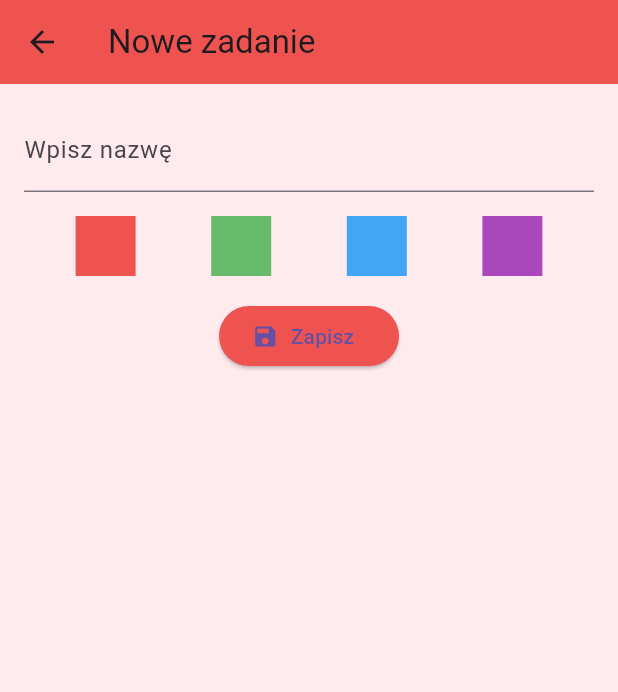
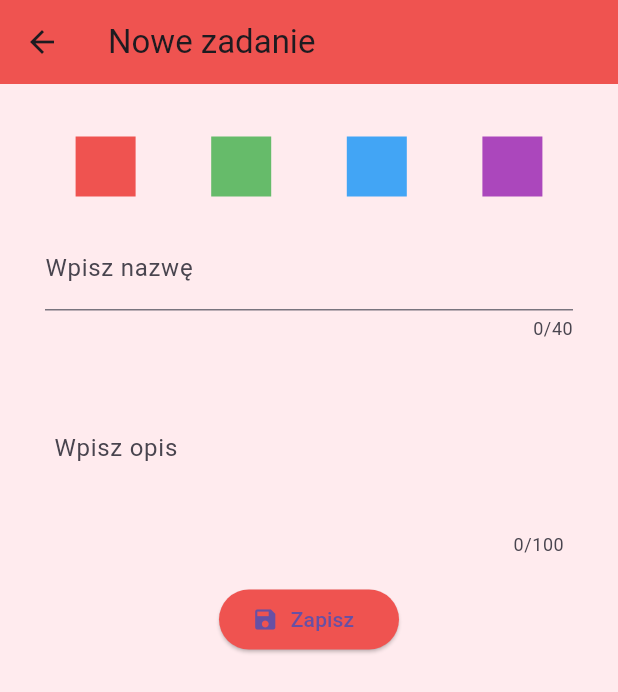
Before and after one commit to Norbit4/todo_app, a Flutter app: the CreateNoteScreen screen opened directly with empty values, on a phone screen of 412 x 824 dp. Shown: the top 692 px of the screen. Run offline on Flutter 3.47's test engine with Material 3 defaults, Android fonts, the phone set to English and light mode, and no system bars; our stand-ins replace hive, hive_flutter, shared_preferences; accounts and stored records are empty.

Commit message:
text input + fix name

```diff
--- a/lib/main.dart
+++ b/lib/main.dart
@@ -20,22 +20,22 @@ void main() async {
     initialRoute = '/';
   }
 
-  runApp(MyApp(initialRoute: initialRoute, name: name ?? ''));
+  runApp(MyApp(
+    initialRoute: initialRoute,
+  ));
 }
 
 class MyApp extends StatelessWidget {
   final String initialRoute;
-  final String name;
 
-  const MyApp({Key? key, required this.initialRoute, required this.name})
-      : super(key: key);
+  const MyApp({Key? key, required this.initialRoute}) : super(key: key);
 
   @override
   Widget build(BuildContext context) {
     return MaterialApp(
       initialRoute: initialRoute,
       routes: {
-        '/': (context) => MainScreen(name: name),
+        '/': (context) => const MainScreen(),
         '/name': (context) => const NameScreen(),
         '/note': (context) => const CreateNoteScreen(),
       },
--- a/lib/screen/note_screen.dart
+++ b/lib/screen/note_screen.dart
@@ -9,12 +9,15 @@ class CreateNoteScreen extends StatefulWidget {
 
 class CreateNoteScreenState extends State<CreateNoteScreen> {
   String _title = '';
+  String _text = '';
   Color? _backgroundColor = Colors.red[50];
   Color? _appBarColor = Colors.red[400];
+  TextEditingController textController = TextEditingController();
+  TextEditingController titleController = TextEditingController();
 
   Widget colorButton(Color? backgroundColor, Color? appBarColor) {
     return GestureDetector(
-      onTap: () {
+      onTap: () async {
         setState(() {
           _backgroundColor = backgroundColor;
           _appBarColor = appBarColor;
@@ -30,6 +33,9 @@ class CreateNoteScreenState extends State<CreateNoteScreen> {
 
   @override
   Widget build(BuildContext context) {
+    int maxLengthText = 100;
+    int maxLengthTitle = 40;
+
     final Function createNote =
         ModalRoute.of(context)!.settings.arguments as Function;
     return Scaffold(
@@ -40,17 +46,7 @@ class CreateNoteScreenState extends State<CreateNoteScreen> {
       ),
       body: Column(
         children: <Widget>[
-          Padding(
-            padding: const EdgeInsets.all(16.0),
-            child: TextField(
-              onChanged: (text) {
-                setState(() {
-                  _title = text;
-                });
-              },
-              decoration: const InputDecoration(labelText: 'Wpisz nazwę'),
-            ),
-          ),
+          const SizedBox(height: 35.0),
           Row(
             mainAxisAlignment: MainAxisAlignment.spaceEvenly,
             children: <Widget>[
@@ -60,12 +56,49 @@ class CreateNoteScreenState extends State<CreateNoteScreen> {
               colorButton(Colors.purple[50], Colors.purple[400]),
             ],
           ),
+          const SizedBox(height: 10.0),
+          Padding(
+            padding: const EdgeInsets.fromLTRB(30.0, 10, 30.0, 4.0),
+            child: TextField(
+              controller: titleController,
+              onChanged: (text) async {
+                setState(() {
+                  _title = text;
+                });
+              },
+              maxLength: maxLengthTitle,
+              decoration: InputDecoration(
+                labelText: 'Wpisz nazwę',
+                counterText: '${titleController.text.length}/$maxLengthTitle',
+              ),
+            ),
+          ),
+          Padding(
+            padding: const EdgeInsets.fromLTRB(20.0, 16, 20.0, 2.0),
+            child: TextField(
+              controller: textController,
+              onChanged: (text) async {
+                setState(() {
+                  _text = text;
+                });
+              },
+              maxLines: 3,
+              maxLength: maxLengthText,
+              decoration: InputDecoration(
+                labelText: 'Wpisz opis',
+                counterText: '${textController.text.length}/$maxLengthText',
+                border: const OutlineInputBorder(
+                  borderSide: BorderSide.none,
+                ),
+              ),
+            ),
+          ),
           const SizedBox(height: 16.0),
           ElevatedButton.icon(
             onPressed: () {
               if (_title == '') {
                 ScaffoldMessenger.of(context).showSnackBar(SnackBar(
-                  content: const Text('Notatka musi mieć nazwę!'),
+                  content: const Text(' Zadanie musi mieć nazwę!'),
                   duration: const Duration(seconds: 1),
                   backgroundColor: _appBarColor,
                 ));
```
Also changed, not shown: lib/screen/main_screen.dart (+13 -4 lines).
